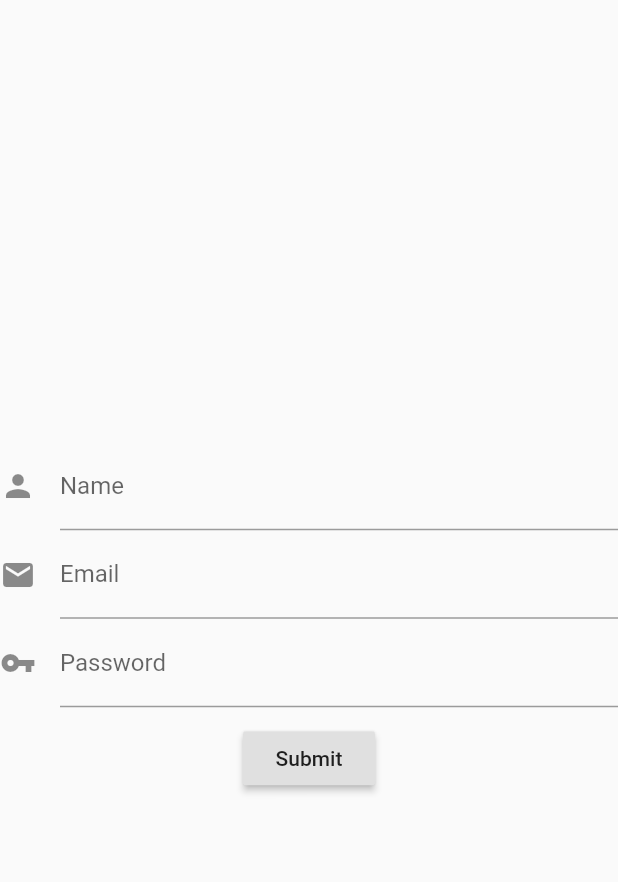
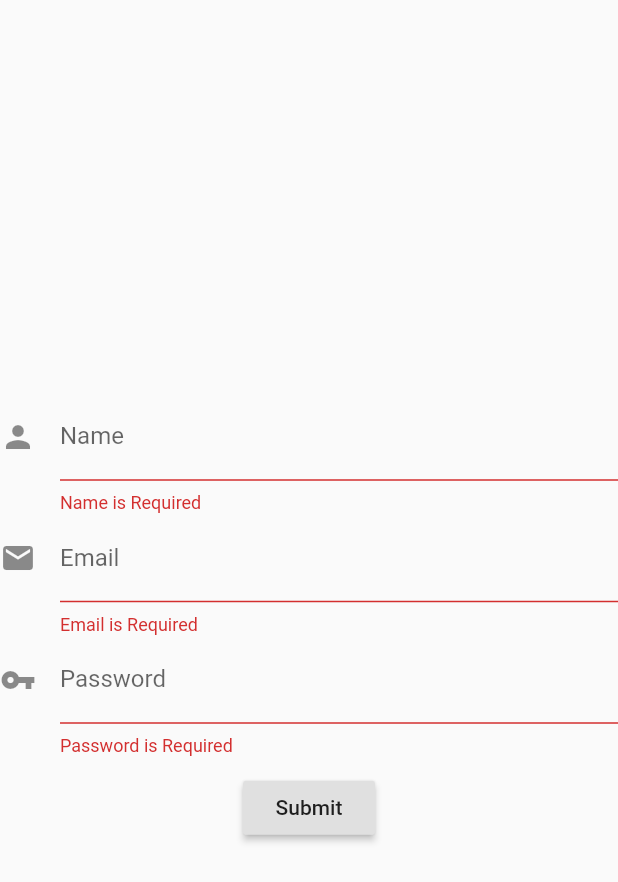
Before and after one commit to 12mohaned/first_project, a Flutter app: the MyCustomForm screen opened directly, after a tap on "Submit", on a phone screen of 412 x 824 dp. Shown: the top 882 px of the screen. Run offline on Flutter 3.47's test engine with Material 2 defaults, Android fonts, the phone set to English and light mode, and no system bars; our stand-ins replace firebase_core; accounts and stored records are empty.

```diff
--- a/lib/Form/SignupForm.dart
+++ b/lib/Form/SignupForm.dart
@@ -1,4 +1,7 @@
 import 'package:flutter/material.dart';
+import 'package:firebase_core/firebase_core.dart';
+
+final GlobalKey<FormState> _formkey = GlobalKey<FormState>();
 
 class MyCustomForm extends StatefulWidget {
   @override
@@ -8,45 +11,114 @@ class MyCustomForm extends StatefulWidget {
 }
 
 class SignupForm extends State<MyCustomForm> {
+  String _name;
+  String _password;
+  String _email;
   // Create a global key that uniquely identifies the Form widget
   // and allows validation of the form.
-  final _formKey = GlobalKey<FormState>();
+  bool _initialized = false;
+  bool _error = false;
+  void initializeFlutterFire() async {
+    try {
+      // Wait for Firebase to initialize and set `_initialized` state to true
+      await Firebase.initializeApp();
+      setState(() {
+        _initialized = true;
+      });
+    } catch (e) {
+      // Set `_error` state to true if Firebase initialization fails
+      setState(() {
+        _error = true;
+      });
+    }
+  }
+
+  @override
+  void initState() {
+    initializeFlutterFire();
+    super.initState();
+  }
 
   @override
   Widget build(BuildContext context) {
+    Widget _buildName() {
+      return TextFormField(
+          decoration: new InputDecoration(
+            hintText: 'Name',
+            icon: Icon(Icons.person),
+            labelText: 'Name',
+          ),
+          validator: (String value) {
+            if (value.isEmpty) {
+              return 'Name' + ' is Required';
+            }
+            return null;
+          },
+          onSaved: (String value) {
+            _name = value;
+          });
+    }
+
+    Widget _buildEmail() {
+      return TextFormField(
+          decoration: new InputDecoration(
+            hintText: 'Email',
+            icon: Icon(Icons.mail),
+            labelText: 'Email',
+          ),
+          validator: (String value) {
+            if (value.isEmpty) {
+              return 'Email' + ' is Required';
+            }
+            if (!RegExp(
+                    r"^[a-zA-Z0-9.a-zA-Z0-9.!#$%&'*+-/=?^_`{|}~]+@[a-zA-Z0-9]+\.[a-zA-Z]+")
+                .hasMatch(value)) {
+              return 'Email Format is not correct';
+            }
+            return null;
+          },
+          onSaved: (String value) {
+            _email = value;
+          });
+    }
+
+    Widget _buildPassword() {
+      return TextFormField(
+          decoration: new InputDecoration(
+            hintText: 'Password',
+            icon: Icon(Icons.vpn_key),
+            labelText: 'Password',
+          ),
+          validator: (String value) {
+            if (value.isEmpty) {
+              return 'Password' + ' is Required';
+            }
+            return null;
+          },
+          onSaved: (String value) {
+            _password = value;
+          });
+    }
+
     // Build a Form widget using the _formKey created above.
     return Scaffold(
         body: (Form(
-      key: _formKey,
+      key: _formkey,
       child: Column(
         crossAxisAlignment: CrossAxisAlignment.center,
         mainAxisAlignment: MainAxisAlignment.center,
         children: <Widget>[
-          Authentication(
-            'Enter your name',
-            Icons.person,
-            'Name',
-          ),
-          Authentication(
-            'Enter your Email',
-            Icons.email,
-            'Email',
-          ),
-          Authentication(
-            'Enter your Password',
-            Icons.vpn_key,
-            'Password',
-          ),
+          _buildName(),
+          _buildEmail(),
+          _buildPassword(),
           SizedBox(height: 10.0, width: 12.0),
           new Container(
               child: new RaisedButton(
             child: const Text('Submit'),
             onPressed: () {
-              if (_formKey.currentState.validate()) {
-                // If the form is valid, display a Snackbar.
-                Scaffold.of(context).showSnackBar(
-                    SnackBar(content: Text('Data is in processing.')));
-              }
+              if (_formkey.currentState.validate()) {
+                _formkey.currentState.save();
+              } else {}
             },
           )),
         ],
@@ -54,22 +126,3 @@ class SignupForm extends State<MyCustomForm> {
     )));
   }
 }
-
-class Authentication extends StatelessWidget {
-  final String name;
-  final IconData icon;
-  final String label;
-  const Authentication(this.name, this.icon, this.label);
-  @override
-  Widget build(BuildContext context) {
-    return Container(
-      child: (new TextField(
-        decoration: new InputDecoration(
-          hintText: name,
-          icon: Icon(icon),
-          labelText: label,
-        ),
-      )),
-    );
-  }
-}
--- a/lib/main.dart
+++ b/lib/main.dart
@@ -2,7 +2,6 @@ import 'package:flutter/cupertino.dart';
 import 'package:flutter/material.dart';
 import 'Form/SignupForm.dart';
 import 'Form/LoginForm.dart';
-import 'Home/available_courses.dart';
 
 void main() {
   runApp(ChooseApp());
--- a/pubspec.yaml
+++ b/pubspec.yaml
@@ -33,6 +33,8 @@ dependencies:
 dev_dependencies:
   flutter_test:
     sdk: flutter
+  firebase_core: "0.5.0+1"
+  firebase_database: "^4.1.1"
 
 # For information on the generic Dart part of this file, see the
 # following page: https://dart.dev/tools/pub/pubspec
```
Also changed, not shown: lib/Form/LoginForm.dart (+54 -14 lines), pubspec.lock, 3 other files.
